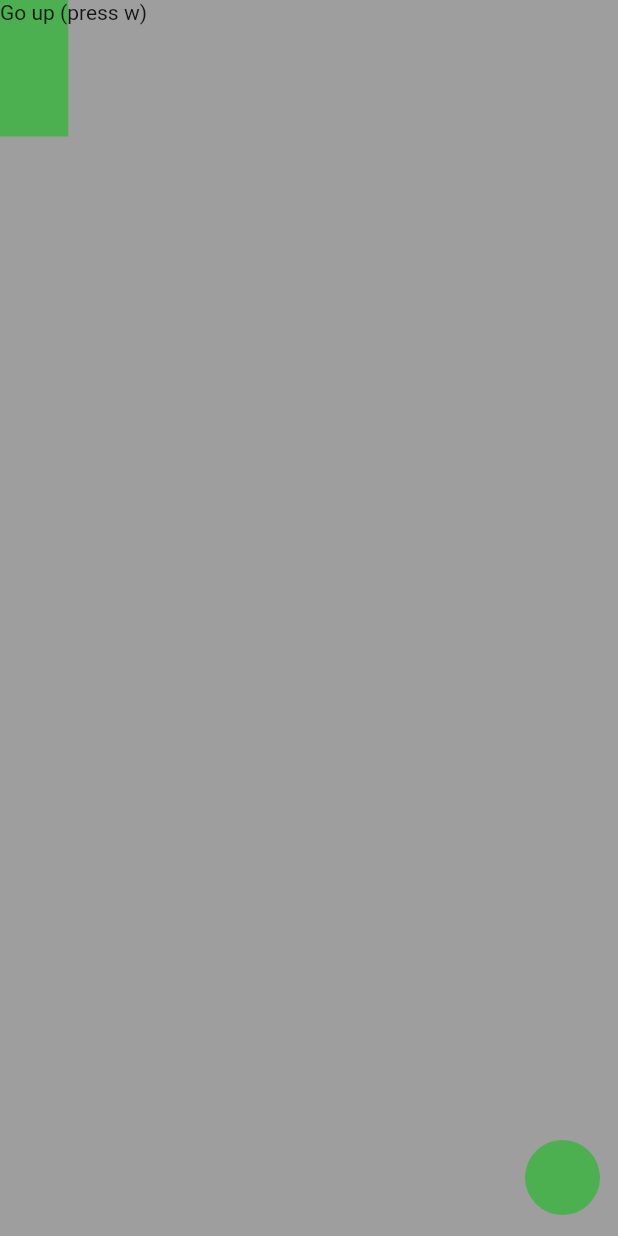
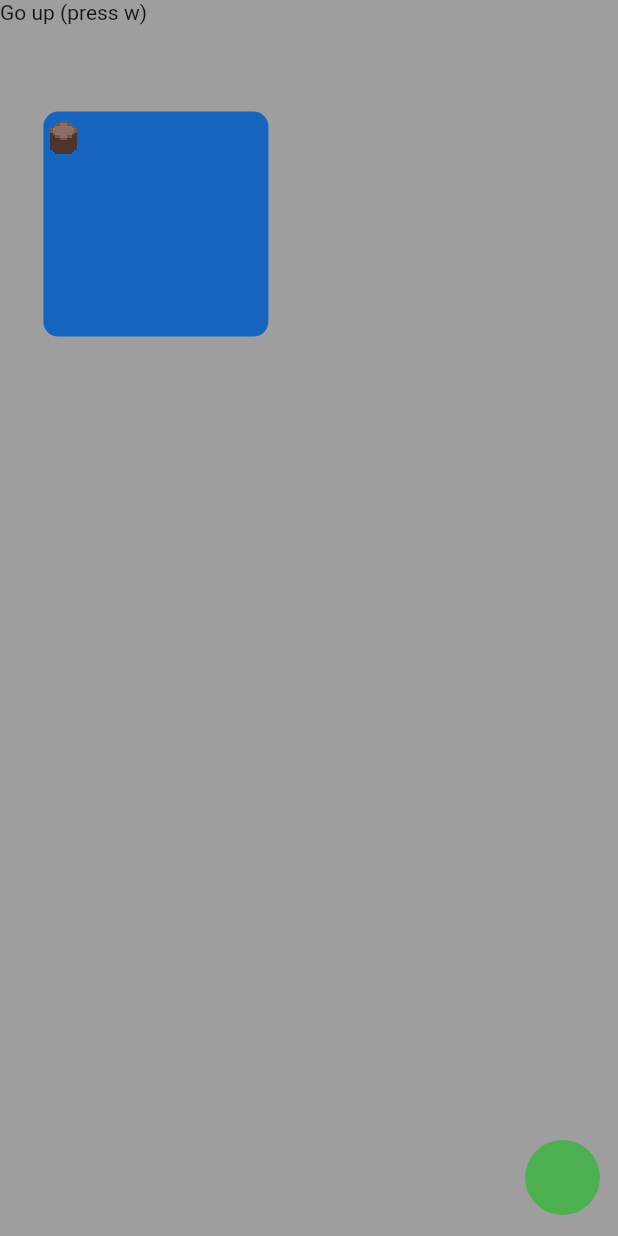
Before and after one commit to treeplate/antcraft, a Flutter app: the screen it shows after launch, on a phone screen of 412 x 824 dp. Run offline on Flutter 3.47's test engine with Material 2 defaults, Android fonts, the phone set to English and light mode, and no system bars.

Commit message:
just want to ppush it

```diff
--- a/lib/images.dart
+++ b/lib/images.dart
@@ -1,15 +1,22 @@
 import 'package:flutter/material.dart';
 
 class OreRenderer extends StatelessWidget {
-  const OreRenderer({Key? key, required this.color, required this.smelted})
+  const OreRenderer(
+      {Key? key,
+      required this.color,
+      required this.smelted,
+      required this.width,
+      required this.height})
       : super(key: key);
   final MaterialColor color;
   final bool smelted;
+  final double width;
+  final double height;
   @override
   Widget build(BuildContext context) {
     return Container(
-      width: 30,
-      height: 30,
+      width: width,
+      height: height,
       decoration: BoxDecoration(
         color: color[smelted ? 600 : 800],
         borderRadius: BorderRadius.circular(smelted ? 0 : 10),
@@ -19,10 +26,18 @@ class OreRenderer extends StatelessWidget {
 }
 
 class WoodRenderer extends StatelessWidget {
-  const WoodRenderer({Key? key}) : super(key: key);
-
+  const WoodRenderer({Key? key, required this.width, required this.height})
+      : super(key: key);
+  final double width;
+  final double height;
   @override
   Widget build(BuildContext context) {
-    return Image.asset("wood.png", width: 40, height: 40,);
+    return Image.asset(
+      "wood.png",
+      width: width,
+      height: height,
+      fit: BoxFit.cover,
+      filterQuality: FilterQuality.none,
+    );
   }
 }
--- a/lib/main.dart
+++ b/lib/main.dart
@@ -10,6 +10,7 @@ import 'package:flutter/services.dart';
 
 import 'images.dart';
 
+const bool debugMode = false;
 Map<String, MaterialColor> oreColors = {
   "gold": Colors.yellow,
   "iron": Colors.blue,
@@ -61,8 +62,9 @@ class _MyHomePageState extends State<MyHomePage> {
     if (roomOres[roomX]![roomY] == null) {
       roomOres[roomX]![roomY] = (ores..shuffle()).first;
       roomOrePositions[roomX]![roomY] = Offset(
-          Random().nextDouble() * screenWidth - 15,
-          Random().nextDouble() * screenHeight - 15);
+        Random().nextDouble() * (screenWidth - 15),
+        Random().nextDouble() * (screenHeight - 15),
+      );
     }
     return roomOres[roomX]![roomY]!;
   }
@@ -72,8 +74,10 @@ class _MyHomePageState extends State<MyHomePage> {
       logPositions[roomX] = {};
     }
     if (logPositions[roomX]![roomY] == null) {
-      logPositions[roomX]![roomY] =
-          Offset(Random().nextDouble() * 129, Random().nextDouble() * 75);
+      logPositions[roomX]![roomY] = Offset(
+        Random().nextDouble() * (screenWidth - 15),
+        Random().nextDouble() * (screenHeight - 15),
+      );
     }
     return logPositions[roomX]![roomY]!;
   }
@@ -169,6 +173,9 @@ class _MyHomePageState extends State<MyHomePage> {
       } else {
         inv["ore.just.stone"] = (inv["ore.just.stone"] ?? 0) + 1;
       }
+      mineFeedback = "+1";
+      Timer(const Duration(milliseconds: 500),
+          () => setState(() => mineFeedback = ""));
       Timer(Duration(seconds: cooldown), () => recentMined = false);
     }
     if (event.character == "x" &&
@@ -187,6 +194,7 @@ class _MyHomePageState extends State<MyHomePage> {
     return KeyEventResult.handled;
   }
 
+  String mineFeedback = "";
   int cooldown = 3;
   int playerX = 0;
   int playerY = 0;
@@ -215,6 +223,15 @@ class _MyHomePageState extends State<MyHomePage> {
       }
       playerX += xVel;
       playerY += yVel;
+      if (logPos.dx > playerX &&
+          logPos.dx < playerX + 5 &&
+          logPos.dy > playerY &&
+          logPos.dy < playerY + 5) {
+        logPositions[roomX]![roomY] = const Offset(-30, -30);
+        if (inv['wood'] == null) inv['wood'] = 0;
+        inv['wood']!+=1;
+        !recentMined!;
+      }
     });
   });
   _MyHomePageState() {
@@ -246,8 +263,8 @@ class _MyHomePageState extends State<MyHomePage> {
               color: Colors.grey,
               child: Stack(
                 children: [
-                  const Center(),
-                  if (roomOre != "none")
+                  Center(child: Text(mineFeedback)),
+                  if (roomOre != "none" && debugMode)
                     Positioned(
                       left: roomOrePositions[roomX]![roomY]!.dx * 10,
                       top: roomOrePositions[roomX]![roomY]!.dy * 10,
@@ -271,7 +288,20 @@ class _MyHomePageState extends State<MyHomePage> {
                     Positioned(
                       left: roomOrePositions[roomX]![roomY]!.dx * 10,
                       top: roomOrePositions[roomX]![roomY]!.dy * 10,
-                      child: ItemRenderer(roomOre),
+                      child: ItemRenderer(
+                        roomOre,
+                        width: 150,
+                        height: 150,
+                      ),
+                    ),
+                  Positioned(
+                    left: logPos.dx * 10,
+                    top: logPos.dy * 10,
+                    child: const ItemRenderer(
+                      "wood",
+                      width: 30,
+                      height: 30,
+                    ),
                   ),
                   Positioned(
                     left: playerX / .1,
@@ -291,6 +321,7 @@ class _MyHomePageState extends State<MyHomePage> {
                         child: Row(
                           mainAxisAlignment: MainAxisAlignment.center,
                           children: [
+                            if (cooldown == 3)
                               ShopItem(
                                 5,
                                 () {
@@ -337,6 +368,8 @@ class _MyHomePageState extends State<MyHomePage> {
                                     children: [
                                       ItemRenderer(
                                         a,
+                                        width: 30,
+                                        height: 30,
                                       ),
                                       Text(
                                         "${inv[a]}",
@@ -365,8 +398,11 @@ class _MyHomePageState extends State<MyHomePage> {
 class ItemRenderer extends StatelessWidget {
   final String item;
 
-  const ItemRenderer(this.item, {Key? key}) : super(key: key);
-
+  const ItemRenderer(this.item,
+      {Key? key, required this.width, required this.height})
+      : super(key: key);
+  final double width;
+  final double height;
   @override
   Widget build(BuildContext context) {
     if (item.contains(".") && item.substring(0, item.indexOf(".")) == "ore") {
@@ -374,10 +410,13 @@ class ItemRenderer extends StatelessWidget {
         color: oreColors[item.substring(item.lastIndexOf(".") + 1)]!,
         smelted:
             !(item.substring(item.indexOf(".") + 1, item.lastIndexOf(".")) ==
-                  "raw"));
+                "raw"),
+        height: height,
+        width: width,
+      );
     }
-    if(item == "wood") {
-      return const WoodRenderer();
+    if (item == "wood") {
+      return WoodRenderer(width: width, height: height);
     }
     return Text(
       "unknown key $item",
@@ -403,7 +442,14 @@ class ShopItem extends StatelessWidget {
       children: [
         Text(text),
         Row(
-          children: [ItemRenderer(goldKey), Text(cost.toString())],
+          children: [
+            ItemRenderer(
+              goldKey,
+              width: 30,
+              height: 30,
+            ),
+            Text(cost.toString())
+          ],
         ),
         TextButton(
           onPressed: () {
```
Also changed, not shown: pubspec.lock. Lines whose indentation alone changed are shown as unchanged.
